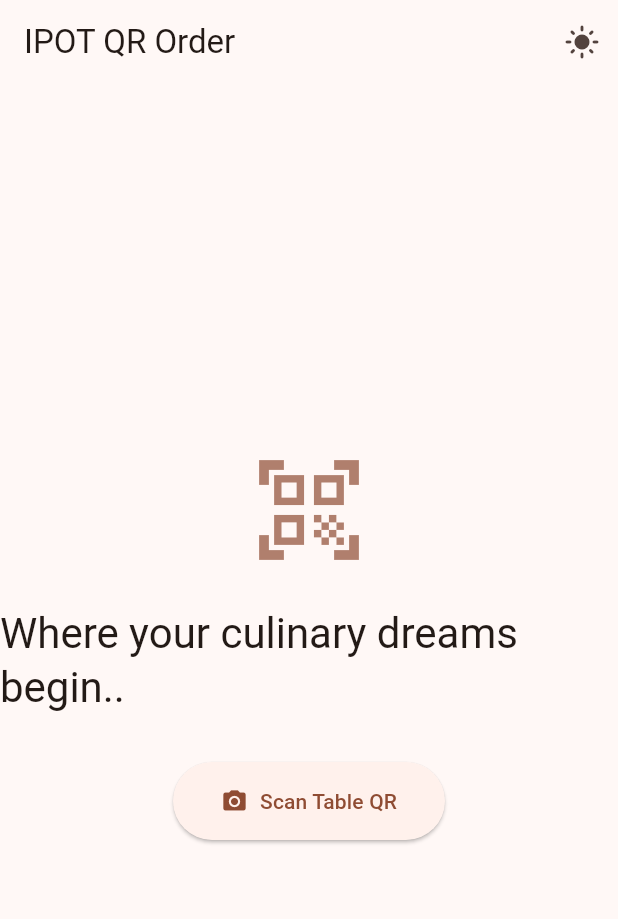
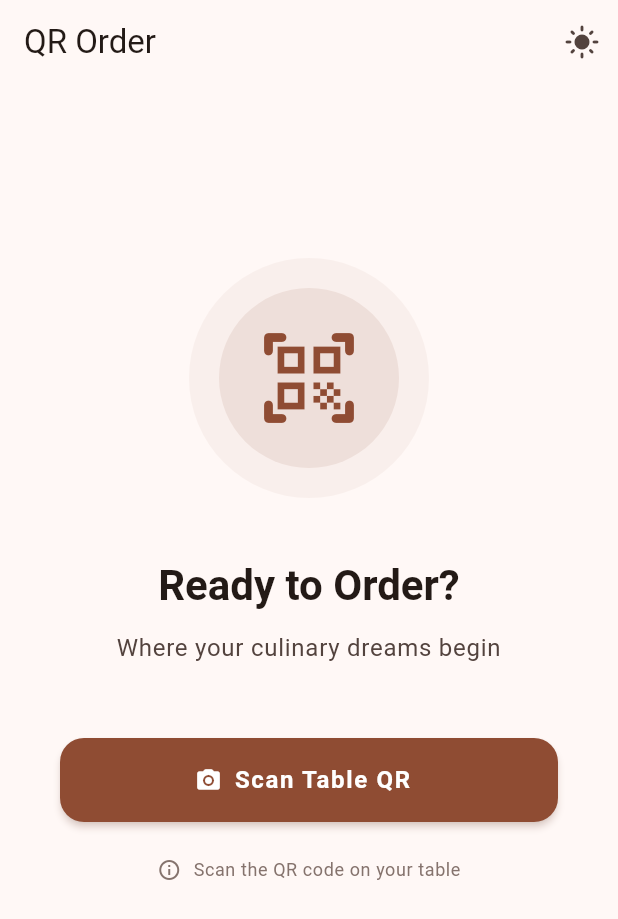
Before and after one commit to midoandev/qr-order-app, a Flutter app: the screen it shows after launch, on a phone screen of 412 x 824 dp. Shown: the top 919 px of the screen. Run offline on Flutter 3.47's test engine with Material 3 defaults, Android fonts, the phone set to English and light mode, and no system bars; our stand-ins replace dartz, dio, equatable, flutter_bloc, get_it, go_router and 1 more; missing offline and left inert: mobile_scanner.

Commit message:
feat: enhance UI/UX and update project documentation

```diff
--- a/lib/core/l10n/app_en.arb
+++ b/lib/core/l10n/app_en.arb
@@ -1,15 +1,17 @@
 {
   "@@locale": "en",
   "back": "Back",
-  "app_title": "IPOT QR Order",
+  "app_title": "QR Order",
   "change_language": "Change Language",
   "change_theme": "Appearance",
   "light_mode": "Light Mode",
   "dark_mode": "Dark Mode",
   "english": "English",
   "chinese": "Chinese",
-  "welcome_message": "Where your culinary dreams begin..",
+  "ready_order": "Ready to Order?",
+  "welcome_message": "Where your culinary dreams begin",
   "scan_button": "Scan Table QR",
+  "scan_info": "Scan the QR code on your table",
   "error_controller": "Scanner controller not ready.",
   "error_permission": "Camera permission denied.",
   "error_generic": "An unexpected error occurred.",
@@ -46,6 +48,7 @@
   "save_changes": "Save Changes",
   "edit_item": "Edit Item",
   "title_order": "Order Summary",
+  "order": "Order",
   "checkout_button": "Place Order",
   "status_pending": "Waiting for Confirmation",
   "total_payment": "Total Payment",
--- a/lib/core/l10n/app_zh.arb
+++ b/lib/core/l10n/app_zh.arb
@@ -1,15 +1,17 @@
 {
   "@@locale": "zh",
   "back": "后退",
-  "app_title": "IPOT 订单",
+  "app_title": "订单",
   "change_language": "更改语言",
   "change_theme": "外观",
   "light_mode": "浅色模式",
   "dark_mode": "深色模式",
   "english": "English",
   "chinese": "中文",
+  "ready_order": "准备下单了吗？",
   "welcome_message": "你的美食梦想，从这里开始。",
   "scan_button": "扫描桌位二维码",
+  "scan_info": "扫描桌上的二维码",
   "error_controller": "扫描控制器未 saing.",
   "error_permission": "相机权限 dipindah.",
   "error_generic": "发生未知错误。",
@@ -46,6 +48,7 @@
   "save_changes": "保存更改",
   "edit_item": "编辑项目",
   "title_order": "订单摘要",
+  "order": "命令",
   "checkout_button": "下订单",
   "status_pending": "等待确认",
   "total_payment": "总付款",
--- a/lib/presentation/home/home_page.dart
+++ b/lib/presentation/home/home_page.dart
@@ -67,7 +67,9 @@ class _HomePageState extends State<HomePage> {
                               Icons.restaurant,
                               color: context.colorScheme.primary,
                             ),
-                            title: Text("Order #${order.id.split('-').last}"),
+                            title: Text(
+                              "${context.s.order} #${order.id.split('-').last}",
+                            ),
                             subtitle: Text(
                               "${context.s.table_label} ${order.tableId} • ${order.status}",
                             ),
--- a/lib/presentation/home/widgets/build_center_action.dart
+++ b/lib/presentation/home/widgets/build_center_action.dart
@@ -10,30 +10,103 @@ class BuildCenterAction extends StatelessWidget {
 
   @override
   Widget build(BuildContext context) {
-    return Center(
+    return Padding(
+      padding: const EdgeInsets.symmetric(horizontal: 40),
       child: Column(
         mainAxisAlignment: MainAxisAlignment.center,
         children: [
-          Icon(
-            Icons.qr_code_scanner,
-            size: 80,
-            color: context.colorScheme.primary.withValues(alpha: 0.7),
+          Stack(
+            alignment: Alignment.center,
+            children: [
+              Container(
+                width: 160,
+                height: 160,
+                decoration: BoxDecoration(
+                  color: context.colorScheme.primary.withValues(alpha: 0.05),
+                  shape: BoxShape.circle,
+                ),
+              ),
+              Container(
+                width: 120,
+                height: 120,
+                decoration: BoxDecoration(
+                  color: context.colorScheme.primary.withValues(alpha: 0.1),
+                  shape: BoxShape.circle,
+                ),
+              ),
+              Icon(
+                Icons.qr_code_scanner_rounded,
+                size: 72,
+                color: context.colorScheme.primary,
+              ),
+            ],
           ),
-          const SizedBox(height: 24),
+          const SizedBox(height: 40),
+          Text(
+             context.s.ready_order,
+            style: context.textTheme.headlineMedium?.copyWith(
+              fontWeight: FontWeight.bold,
+              color: context.colorScheme.onSurface,
+            ),
+            textAlign: TextAlign.center,
+          ),
+          const SizedBox(height: 12),
           Text(
             context.s.welcome_message,
-            style: context.textTheme.headlineMedium,
-          ),
-          const SizedBox(height: 32),
-          ElevatedButton.icon(
-            onPressed: () => context.push(ScannerPage.route),
-            icon: const Icon(Icons.camera_alt),
-            label: Text(context.s.scan_button),
-            style: ElevatedButton.styleFrom(
-              padding: const EdgeInsets.symmetric(horizontal: 32, vertical: 16),
+            textAlign: TextAlign.center,
+            style: context.textTheme.bodyLarge?.copyWith(
+              color: context.colorScheme.onSurfaceVariant,
+              height: 1.5,
             ),
           ),
-          const SizedBox(height: 20),
+          const SizedBox(height: 48),
+
+          // Primary Action Button with Elevation & Shape
+          SizedBox(
+            width: double.infinity,
+            height: 56,
+            child: FilledButton.icon(
+              onPressed: () => context.push(ScannerPage.route),
+              icon: const Icon(Icons.camera_alt_rounded),
+              label: Text(
+                context.s.scan_button,
+                style: const TextStyle(
+                  fontSize: 16,
+                  fontWeight: FontWeight.bold,
+                  letterSpacing: 1.1,
+                ),
+              ),
+              style: FilledButton.styleFrom(
+                shape: RoundedRectangleBorder(
+                  borderRadius: BorderRadius.circular(16),
+                ),
+                elevation: 2,
+                shadowColor: context.colorScheme.primary.withValues(alpha: 0.4),
+              ),
+            ),
+          ),
+
+          const SizedBox(height: 24),
+
+          // Subtle Hint
+          Row(
+            mainAxisAlignment: MainAxisAlignment.center,
+            children: [
+              Icon(
+                Icons.info_outline,
+                size: 16,
+                color: context.colorScheme.outline,
+              ),
+              const SizedBox(width: 8),
+              Text(
+                context.s.scan_info,
+                style: context.textTheme.bodySmall?.copyWith(
+                  color: context.colorScheme.outline,
+                ),
+              ),
+            ],
+          ),
+          const SizedBox(height: 120),
         ],
       ),
     );
--- a/lib/presentation/menu/menu_page.dart
+++ b/lib/presentation/menu/menu_page.dart
@@ -53,7 +53,7 @@ class _MenuPageState extends State<MenuPage> {
                 ],
               );
             }
-            return const Text("Loading...");
+            return const Text("");
           },
         ),
         backgroundColor: context.colorScheme.surface,
--- a/lib/presentation/menu/widgets/build_error_state.dart
+++ b/lib/presentation/menu/widgets/build_error_state.dart
@@ -26,7 +26,7 @@ class BuildErrorState extends StatelessWidget {
             Text(message, textAlign: TextAlign.center),
             const SizedBox(height: 24),
             FilledButton.tonal(
-              onPressed: () => context.push(ScannerPage.route),
+              onPressed: () => context.pushReplacement(ScannerPage.route),
               child: Text(context.s.scan_button),
             ),
           ],
--- a/lib/presentation/ongoing_order/ongoing_order_page.dart
+++ b/lib/presentation/ongoing_order/ongoing_order_page.dart
@@ -38,30 +38,6 @@ class _OngoingOrderPageState extends State<OngoingOrderPage>
     super.dispose();
   }
 
-  // Future<bool> _showExitConfirmation(BuildContext context) async {
-  //   final result = await showDialog<bool>(
-  //     context: context,
-  //     builder: (context) => AlertDialog(
-  //       title: Text(context.s.exit_alert_title),
-  //       content: Text(context.s.exit_alert_message),
-  //       actions: [
-  //         TextButton(
-  //           onPressed: () => Navigator.pop(context, false),
-  //           child: Text(context.s.exit_cancel),
-  //         ),
-  //         TextButton(
-  //           onPressed: () => Navigator.pop(context, true),
-  //           child: Text(
-  //             context.s.exit_confirm,
-  //             style: TextStyle(color: context.colorScheme.error),
-  //           ),
-  //         ),
-  //       ],
-  //     ),
-  //   );
-  //   return result ?? false;
-  // }
-
   @override
   Widget build(BuildContext context) {
     return PopScope(
@@ -79,7 +55,6 @@ class _OngoingOrderPageState extends State<OngoingOrderPage>
           leading: IconButton(
             icon: const Icon(Icons.arrow_back),
             onPressed: () async {
-              // final shouldPop = await _showExitConfirmation(context);
               if (context.mounted) {
                 context.go(HomePage.route);
               }
@@ -129,7 +104,7 @@ class _OngoingOrderPageState extends State<OngoingOrderPage>
             ),
           ),
           Text(
-            "Order ID: ${widget.order.id}",
+            "${context.s.order}: ${widget.order.id}",
             style: context.textTheme.bodySmall,
           ),
         ],
```
Also changed, not shown: assets/icon/app_icon.png (added), assets/qrcodes/table_t001.png (added), assets/qrcodes/table_t002.png (added), lib/core/l10n/generated/app_localizations.dart, lib/core/l10n/generated/app_localizations_en.dart, lib/core/l10n/generated/app_localizations_zh.dart, 38 other files.
